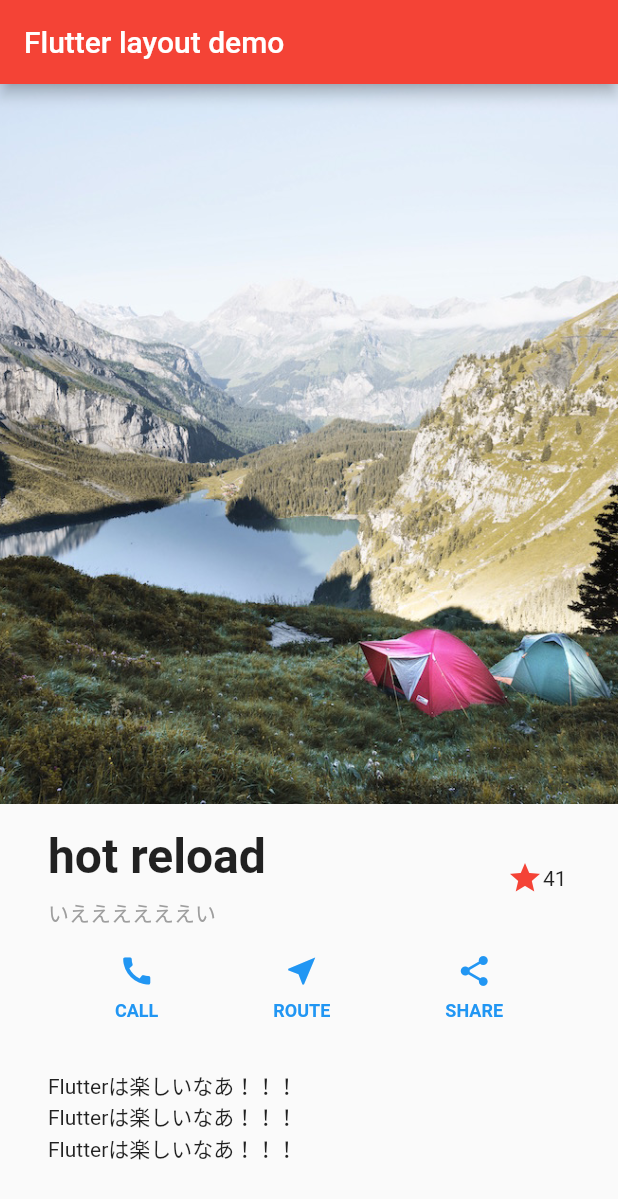
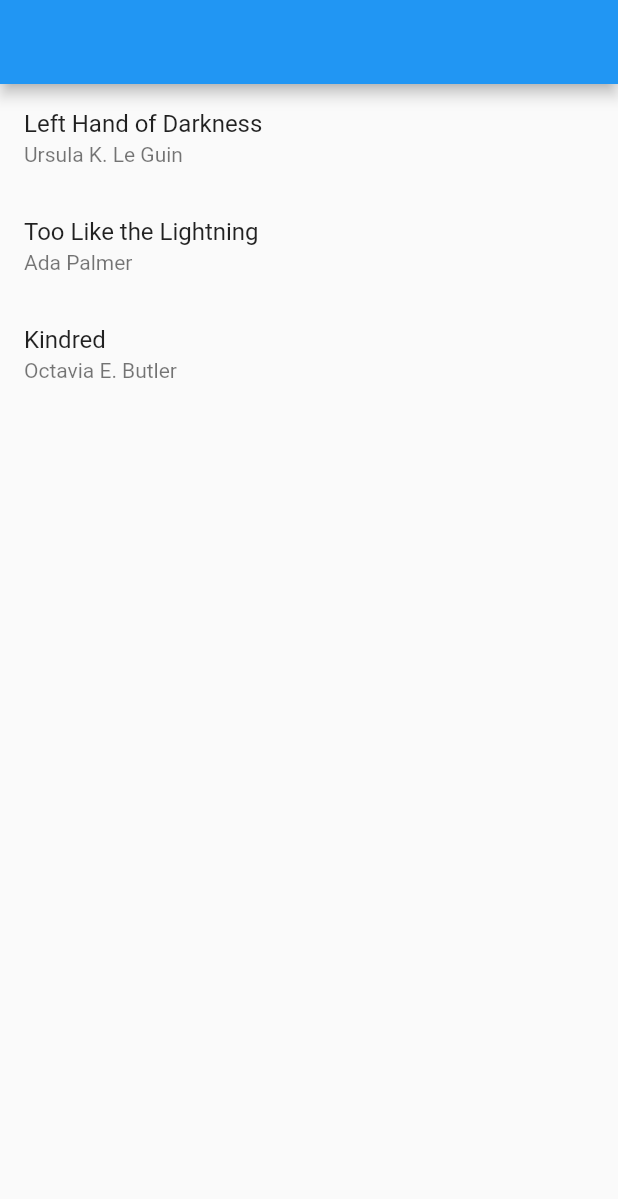
Before and after one commit to sakiyamaK/flutter_official_tutorial, a Flutter app: the screen it shows after launch, on a phone screen of 412 x 824 dp. Shown: the top 1199 px of the screen. Run offline on Flutter 3.47's test engine with Material 2 defaults, Android fonts, the phone set to English and light mode, and no system bars.

Commit message:
navigation sample

```diff
--- a/lib/main.dart
+++ b/lib/main.dart
@@ -1,178 +1,136 @@
 import 'package:flutter/material.dart';
 
 void main() {
-  runApp(MyApp());
+  runApp(BooksApp());
 }
 
-class MyApp extends StatelessWidget {
-  const MyApp({Key? key}) : super(key: key);
+class Book {
+  final String title;
+  final String author;
 
-  Column _buildButtonColumn(Color color, IconData icon, String label) {
-    return Column(
-      mainAxisSize: MainAxisSize.min,
-      mainAxisAlignment: MainAxisAlignment.center,
-      children: [
-        Icon(icon, color: color),
-        Container(
-          margin: const EdgeInsets.only(top: 8),
-          child: Text(
-            label,
-            style: TextStyle(
-              fontSize: 12,
-              fontWeight: FontWeight.w700,
-              color: color,
+  Book(this.title, this.author);
+
+  static List<Book> books = [
+    Book('Left Hand of Darkness', 'Ursula K. Le Guin'),
+    Book('Too Like the Lightning', 'Ada Palmer'),
+    Book('Kindred', 'Octavia E. Butler'),
+  ];
+}
+
+class BooksApp extends StatefulWidget {
+  @override
+  State<StatefulWidget> createState() => _BooksAppState();
+}
+
+class _BooksAppState extends State<BooksApp> {
+  Book? _selectedBook;
+
+  @override
+  Widget build(BuildContext context) {
+    return MaterialApp(
+      title: 'Books App',
+      home: Navigator(
+        pages: [
+          MaterialPage(
+            key: ValueKey('BooksListPage'),
+            child: BooksListScreen(
+              books: Book.books,
+              onTapped: _handleBookTapped,
             ),
           ),
-        ),
-      ],
+          if (_selectedBook != null)
+            BookDetailsPage(book: _selectedBook ?? Book.books.first)
+        ],
+        onPopPage: (route, result) {
+          if (!route.didPop(result)) {
+            return false;
+          }
+
+          // Update the list of pages by setting _selectedBook to null
+          setState(() {
+            _selectedBook = null;
+          });
+
+          return true;
+        },
+      ),
     );
   }
 
+  void _handleBookTapped(Book book) {
+    setState(() {
+      _selectedBook = book;
+    });
+  }
+}
+
+class BookDetailsPage extends Page {
+  final Book? book;
+
+  BookDetailsPage({
+    this.book,
+  }) : super(key: ValueKey(book));
+
+  Route createRoute(BuildContext context) {
+    return MaterialPageRoute(
+      settings: this,
+      builder: (BuildContext context) {
+        return BookDetailsScreen(book: book ?? Book.books.first);
+      },
+    );
+  }
+}
+
+class BooksListScreen extends StatelessWidget {
+  final List<Book>? books;
+  final ValueChanged<Book>? onTapped;
+
+  BooksListScreen({
+    @required this.books,
+    @required this.onTapped,
+  });
+
   @override
   Widget build(BuildContext context) {
-    Widget titleSection = Container(
-      padding: const EdgeInsets.symmetric(horizontal: 32, vertical: 16),
-      child: Row(
+    return Scaffold(
+      appBar: AppBar(),
+      body: ListView(
         children: [
-          Expanded(
-            /*1*/
-            child: Column(
-              crossAxisAlignment: CrossAxisAlignment.start,
-              children: [
-                /*2*/
-                Container(
-                  padding: const EdgeInsets.only(bottom: 8),
-                  child: const Text(
-                    'hot reload',
-                    style: TextStyle(
-                      fontSize: 32,
-                      fontWeight: FontWeight.bold,
-                    ),
-                  ),
-                ),
-                Text(
-                  'いええええええい',
-                  style: TextStyle(
-                    color: Colors.grey[500],
-                  ),
-                ),
-              ],
-            ),
-          ),
-          const FavoriteWidget()
-          // /*3*/
-          // Container(
-          //   padding: EdgeInsets.only(right: 10),
-          //   child: Icon(
-          //     Icons.star,
-          //     color: Colors.red[500],
-          //   ),
-          // ),
-          // const Text('41'),
+          for (var book in books ?? [])
+            ListTile(
+              title: Text(book.title),
+              subtitle: Text(book.author),
+              onTap: () => onTapped!(book),
+            )
         ],
       ),
     );
+  }
+}
 
-    Color color = Theme.of(context).primaryColor;
+class BookDetailsScreen extends StatelessWidget {
+  final Book? book;
 
-    Widget buttonSection = Row(
-      mainAxisAlignment: MainAxisAlignment.spaceEvenly,
-      children: [
-        _buildButtonColumn(color, Icons.call, 'CALL'),
-        _buildButtonColumn(color, Icons.near_me, 'ROUTE'),
-        _buildButtonColumn(color, Icons.share, 'SHARE'),
-      ],
-    );
+  BookDetailsScreen({
+    @required this.book,
+  });
 
-    Widget textSection = const Padding(
-      padding: EdgeInsets.all(32),
-      child: Text(
-        """
-Flutterは楽しいなあ！！！
-Flutterは楽しいなあ！！！
-Flutterは楽しいなあ！！！
-""",
-        softWrap: true,
-      ),
-    );
-
-    return MaterialApp(
-      title: 'Flutter layout demo',
-      theme: ThemeData(
-        primarySwatch: Colors.red,
-      ),
-      home: Scaffold(
-        appBar: AppBar(
-          title: Text(
-            "Flutter layout demo",
-            style: TextStyle(color: Colors.white),
-          ),
-        ),
-        body: ListView(
+  @override
+  Widget build(BuildContext context) {
+    return Scaffold(
+      appBar: AppBar(),
+      body: Padding(
+        padding: const EdgeInsets.all(8.0),
+        child: Column(
+          crossAxisAlignment: CrossAxisAlignment.start,
           children: [
-            Image.asset(
-              'images/lake.jpg',
-              width: 600,
-              height: 480,
-              fit: BoxFit.cover,
-            ),
-            titleSection,
-            buttonSection,
-            textSection,
+            if (book != null) ...[
+              Text(book!.title, style: Theme.of(context).textTheme.headline6),
+              Text(book!.author, style: Theme.of(context).textTheme.subtitle1),
+            ],
           ],
         ),
       ),
     );
   }
 }
-
-class FavoriteWidget extends StatefulWidget {
-  const FavoriteWidget({Key? key}) : super(key: key);
-
-  @override
-  _FavoriteWidgetState createState() => _FavoriteWidgetState();
-}
-
-class _FavoriteWidgetState extends State<FavoriteWidget> {
-  bool _isFavorited = true;
-  int _favoriteCount = 41;
-
-  void _toggleFavorite() {
-    setState(() {
-      if (_isFavorited) {
-        _favoriteCount -= 1;
-        _isFavorited = false;
-      } else {
-        _favoriteCount += 1;
-        _isFavorited = true;
-      }
-    });
-  }
-
-  @override
-  Widget build(BuildContext context) {
-    return Row(
-      mainAxisSize: MainAxisSize.min,
-      children: [
-        Container(
-          padding: const EdgeInsets.all(0),
-          child: IconButton(
-            padding: const EdgeInsets.all(0),
-            alignment: Alignment.centerRight,
-            icon: (_isFavorited
-                ? const Icon(Icons.star)
-                : const Icon(Icons.star_border)),
-            color: Colors.red[500],
-            onPressed: _toggleFavorite,
-          ),
-        ),
-        SizedBox(
-          width: 18,
-          child: SizedBox(
-            child: Text('$_favoriteCount'),
-          ),
-        ),
-      ],
-    );
-  }
-}
```
